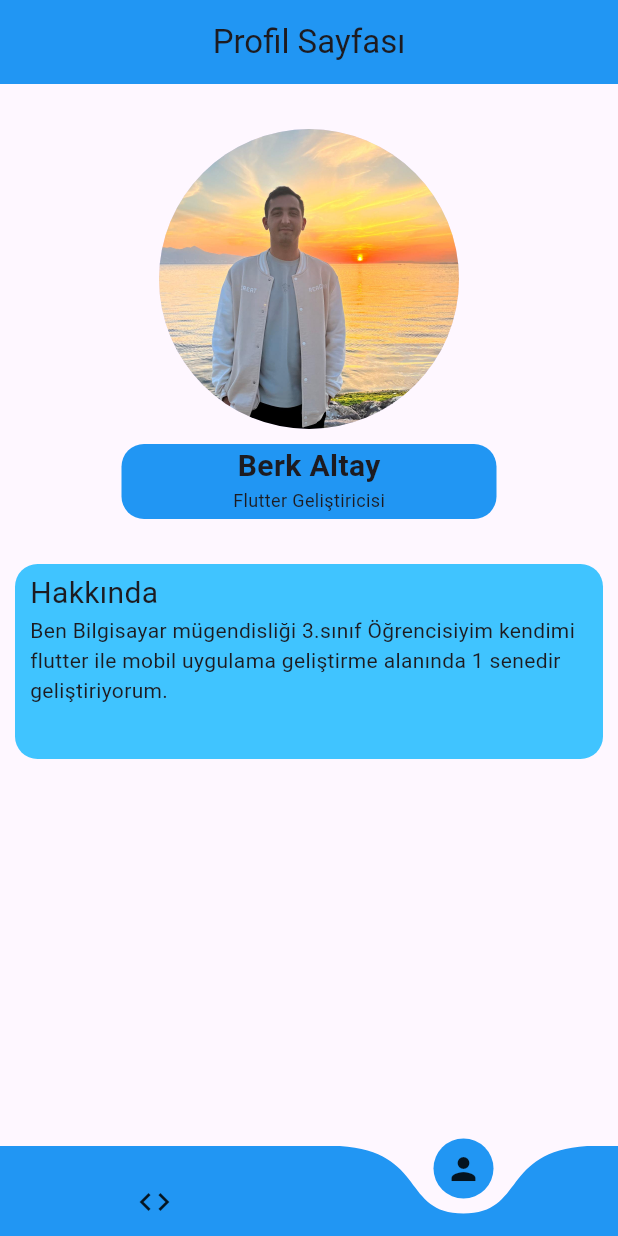
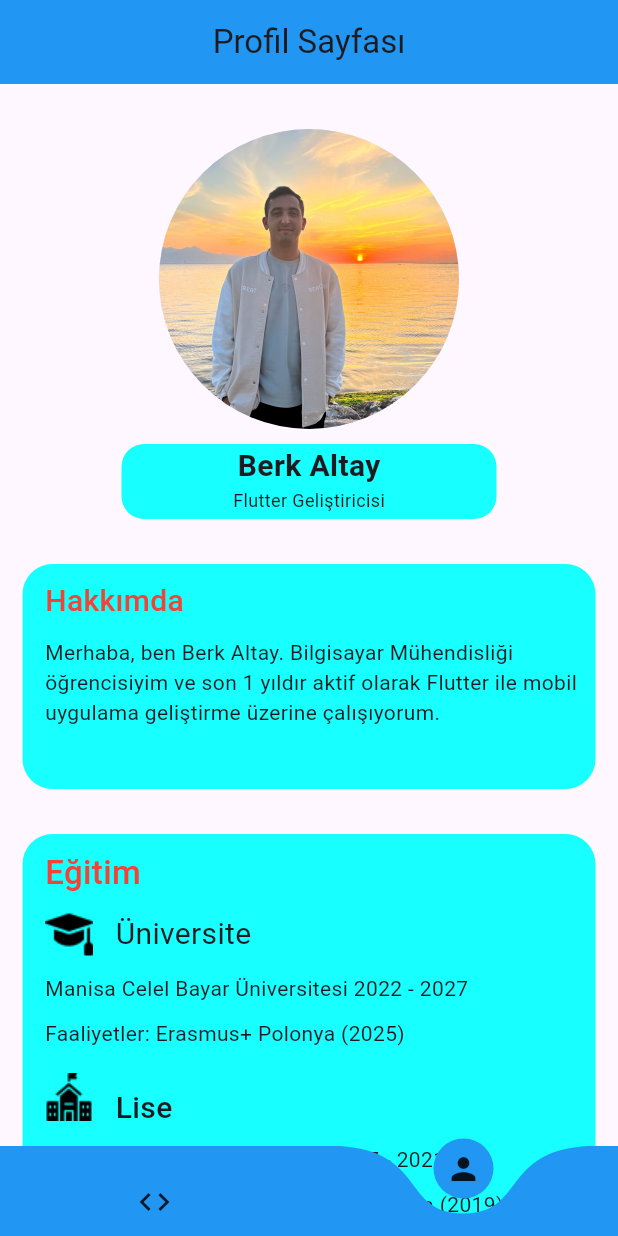
Before and after one commit to Berk2259/Cv_Uygulama, a Flutter app: the screen it shows after launch, on a phone screen of 412 x 824 dp. Run offline on Flutter 3.47's test engine with Material 3 defaults, Android fonts, the phone set to English and light mode, and no system bars; drawn by our look-alikes of curved_navigation_bar; our stand-ins replace font_awesome_flutter.

Commit message:
profil bölümü

```diff
--- a/lib/Home.dart
+++ b/lib/Home.dart
@@ -21,6 +21,7 @@ class _HomeState extends State<Home> {
   @override
   Widget build(BuildContext context) {
     return Scaffold(
+      extendBody: true,
       body: _pages[_page],
       bottomNavigationBar: CurvedNavigationBar(
         height: 60,
--- a/lib/Screen/ProfileScreen.dart
+++ b/lib/Screen/ProfileScreen.dart
@@ -22,7 +22,7 @@ class ProfileScreen extends StatelessWidget {
               width: 250,
               height: 50,
               decoration: BoxDecoration(
-                color: Colors.blue,
+                color: Colors.cyanAccent,
                 borderRadius: BorderRadius.circular(15),
               ),
               child: Column(
@@ -46,31 +46,108 @@ class ProfileScreen extends StatelessWidget {
               ),
             ),
             const SizedBox(height: 20),
+            HakkindaSection(),
+            const SizedBox(height: 20),
             Padding(
-              padding: const EdgeInsets.all(10.0),
+              padding: const EdgeInsets.only(top: 10, left: 15, right: 15),
               child: Container(
+                height: 320,
                 width: double.infinity,
-                height: 130,
                 decoration: BoxDecoration(
-                  borderRadius: BorderRadius.circular(15),
-                  color: Colors.lightBlueAccent,
+                  color: Colors.cyanAccent,
+                  borderRadius: BorderRadius.circular(20),
                 ),
                 child: Column(
                   crossAxisAlignment: CrossAxisAlignment.start,
                   children: [
                     Padding(
-                      padding: const EdgeInsets.only(
-                        left: 10.0,
-                        top: 5.0,
-                        right: 10,
+                      padding: const EdgeInsets.only(top: 10, left: 15),
+                      child: Text(
+                        'Eğitim',
+                        style: TextStyle(
+                          color: Colors.red,
+                          fontSize: 22,
+                          fontWeight: FontWeight.w500,
+                        ),
                       ),
-                      child: Container(child: Hakkinda()),
                     ),
-                    HakkindaSubtitle(),
+                    Row(
+                      children: [
+                        Padding(
+                          padding: const EdgeInsets.only(top: 10, left: 15),
+                          child: Image(
+                            image: AssetImage('assets/images/universty.png'),
+                          ),
+                        ),
+                        Padding(
+                          padding: const EdgeInsets.only(top: 10, left: 15),
+                          child: Text(
+                            'Üniversite',
+                            style: TextStyle(
+                              fontSize: 20,
+                              fontWeight: FontWeight.w400,
+                            ),
+                          ),
+                        ),
+                      ],
+                    ),
+                    Column(
+                      crossAxisAlignment: CrossAxisAlignment.start,
+                      children: [
+                        Padding(
+                          padding: const EdgeInsets.only(top: 10, left: 15),
+                          child: Text(
+                            'Manisa Celel Bayar Üniversitesi 2022 - 2027',
+                          ),
+                        ),
+                        Padding(
+                          padding: const EdgeInsets.only(top: 10, left: 15),
+                          child: Text('Faaliyetler: Erasmus+ Polonya (2025)'),
+                        ),
+                      ],
+                    ),
+                    Row(
+                      children: [
+                        Padding(
+                          padding: const EdgeInsets.only(top: 10, left: 15),
+                          child: Image(
+                            image: AssetImage('assets/images/school.png'),
+                          ),
+                        ),
+                        Padding(
+                          padding: const EdgeInsets.only(top: 25, left: 15),
+                          child: Text(
+                            'Lise',
+                            style: TextStyle(
+                              fontSize: 20,
+                              fontWeight: FontWeight.w500,
+                            ),
+                          ),
+                        ),
+                      ],
+                    ),
+                    Column(
+                      crossAxisAlignment: CrossAxisAlignment.start,
+                      children: [
+                        Padding(
+                          padding: const EdgeInsets.only(top: 10, left: 15),
+                          child: Text(
+                            'Tekirdağ Namık Kemal Lisesi 2017 - 2021',
+                          ),
+                        ),
+                        Padding(
+                          padding: const EdgeInsets.only(top: 10, left: 15),
+                          child: Text(
+                            'Faaliyetler: Kardeş Okul Projesi Almanya (2019)',
+                          ),
+                        ),
+                      ],
+                    ),
                   ],
                 ),
               ),
             ),
+            SizedBox(height: 100),
           ],
         ),
       ),
--- /dev/null
+++ b/lib/widgets/HakkindaSection.dart
@@ -0,0 +1,42 @@
+import 'package:flutter/material.dart';
+
+class HakkindaSection extends StatelessWidget {
+  const HakkindaSection({super.key});
+
+  @override
+  Widget build(BuildContext context) {
+    return Padding(
+      padding: const EdgeInsets.only(top: 10, left: 15, right: 15),
+      child: Container(
+        height: 150,
+        width: double.infinity,
+        decoration: BoxDecoration(
+          color: Colors.cyanAccent,
+          borderRadius: BorderRadius.circular(20),
+        ),
+        child: Column(
+          crossAxisAlignment: CrossAxisAlignment.start,
+          children: [
+            Padding(
+              padding: const EdgeInsets.only(top: 10, left: 15),
+              child: Text(
+                'Hakkımda',
+                style: TextStyle(
+                  color: Colors.red,
+                  fontSize: 20,
+                  fontWeight: FontWeight.w500,
+                ),
+              ),
+            ),
+            Padding(
+              padding: const EdgeInsets.only(top: 10, left: 15),
+              child: Text(
+                'Merhaba, ben Berk Altay. Bilgisayar Mühendisliği öğrencisiyim ve son 1 yıldır aktif olarak Flutter ile mobil uygulama geliştirme üzerine çalışıyorum. ',
+              ),
+            ),
+          ],
+        ),
+      ),
+    );
+  }
+}
--- a/lib/widgets/hakkinda.dart
+++ /dev/null
@@ -1,10 +0,0 @@
-import 'package:flutter/material.dart';
-
-class Hakkinda extends StatelessWidget {
-  const Hakkinda({super.key});
-
-  @override
-  Widget build(BuildContext context) {
-    return Text('Hakkında', style: TextStyle(fontSize: 20));
-  }
-}
--- a/lib/widgets/hakkinda_subtitle.dart
+++ /dev/null
@@ -1,17 +0,0 @@
-import 'package:flutter/material.dart';
-
-class HakkindaSubtitle extends StatelessWidget {
-  const HakkindaSubtitle({super.key});
-
-  @override
-  Widget build(BuildContext context) {
-    return Padding(
-      padding: const EdgeInsets.only(left: 10, right: 10),
-      child: Container(
-        child: Text(
-          'Ben Bilgisayar mügendisliği 3.sınıf Öğrencisiyim kendimi flutter ile mobil uygulama geliştirme alanında 1 senedir geliştiriyorum.',
-        ),
-      ),
-    );
-  }
-}
--- a/lib/widgets/widgets.dart
+++ b/lib/widgets/widgets.dart
@@ -1,7 +1,7 @@
-export 'hakkinda.dart';
-export 'hakkinda_subtitle.dart';
 export 'ProfilePicture.dart';
 export 'FirsProject.dart';
 export 'SecondProject.dart';
 export 'ThirdProject.dart';
 export 'GitHubButton.dart';
+export 'FourthProject.dart';
+export 'HakkindaSection.dart';
--- a/pubspec.yaml
+++ b/pubspec.yaml
@@ -65,6 +65,9 @@ flutter:
     - assets/images/gluten-free.png
     - assets/images/to-do-list.png
     - assets/images/cv.png
+    - assets/images/run.png
+    - assets/images/universty.png
+    - assets/images/school.png
   #   - images/a_dot_ham.jpeg
 
   # An image asset can refer to one or more resolution-specific "variants", see
```
Also changed, not shown: lib/Screen/ProjectScreen.dart (+33 -1 lines), lib/widgets/FourthProject.dart (added, +45 -0 lines), assets/images/run.png (added), assets/images/school.png (added), assets/images/universty.png (added).
